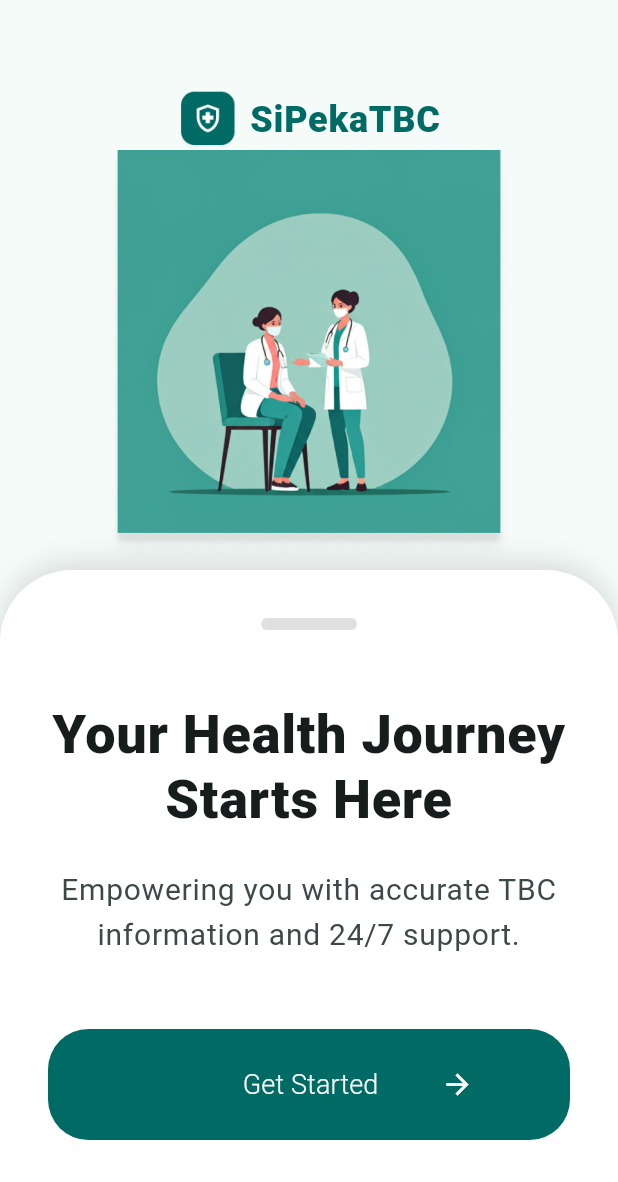
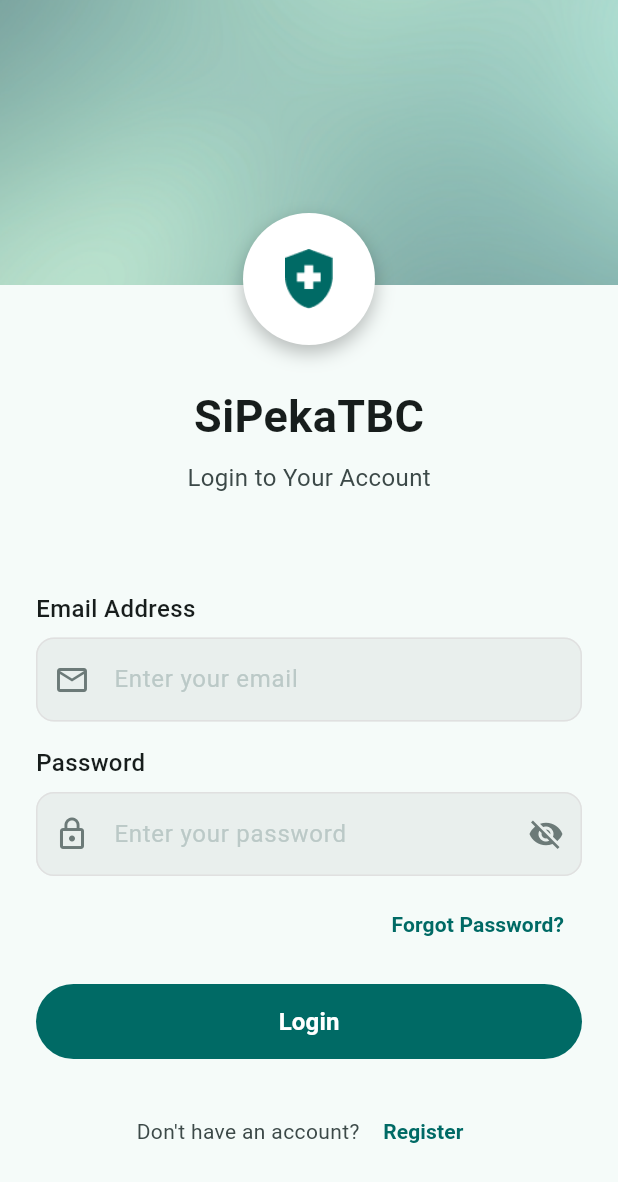
Before and after one commit to rmindra/SiPekaTBC, a Flutter app: the screen it shows after launch, after a tap on "Get Started", on a phone screen of 412 x 824 dp. Shown: the top 1182 px of the screen. Run offline on Flutter 3.47's test engine with Material 3 defaults, Android fonts, the phone set to English and light mode, and no system bars; our stand-ins replace go_router, shared_preferences, supabase_flutter; accounts and stored records are empty.

Commit message:
feat (UI): Add UI Login Page

```diff
--- a/lib/features/auth/presentation/pages/login_page.dart
+++ b/lib/features/auth/presentation/pages/login_page.dart
@@ -0,0 +1,269 @@
+import 'package:flutter/material.dart';
+import 'package:sipekatbc/core/constants/app_colors.dart';
+
+class LoginPage extends StatefulWidget {
+  const LoginPage({super.key});
+
+  @override
+  State<LoginPage> createState() => _LoginPageState();
+}
+
+class _LoginPageState extends State<LoginPage> {
+  // State untuk toggle visibilitas password
+  bool _isPasswordVisible = false;
+
+  // Controllers untuk input forms
+  final TextEditingController _emailController = TextEditingController();
+  final TextEditingController _passwordController = TextEditingController();
+
+  @override
+  void dispose() {
+    _emailController.dispose();
+    _passwordController.dispose();
+    super.dispose();
+  }
+
+  @override
+  Widget build(BuildContext context) {
+    return Scaffold(
+      backgroundColor: AppColors.background,
+      body: SingleChildScrollView(
+        child: Column(
+          children: [
+            // --- 1. Header Section dengan Stack (Background Teal & Logo Overlap) ---
+            SizedBox(
+              height: 240,
+              child: Stack(
+                alignment: Alignment.topCenter,
+                children: [
+                  Image(
+                    image: AssetImage('assets/img/header_auth.png'),
+                    width: double.infinity,
+                    height: 190,
+                    fit: BoxFit.cover,
+                  ),
+                  // Logo Circle yang tumpang tindih
+                  Positioned(
+                    bottom: 10,
+                    child: Container(
+                      padding: const EdgeInsets.all(24),
+                      decoration: const BoxDecoration(
+                        color: Colors.white,
+                        shape: BoxShape.circle,
+                        boxShadow: [
+                          BoxShadow(
+                            color: Colors.black26,
+                            blurRadius: 10,
+                            offset: Offset(0, 5),
+                          ),
+                        ],
+                      ),
+                      // Memanggil asset logo sesuai struktur folder kamu
+                      child: Image.asset(
+                        'assets/img/logoInverse.png',
+                        width: 40,
+                        height: 40,
+                      ),
+                    ),
+                  ),
+                ],
+              ),
+            ),
+
+            SizedBox(height: 16),
+            // --- 2. Title Section ---
+            const Text(
+              'SiPekaTBC',
+              style: TextStyle(
+                fontSize: 30,
+                fontWeight: FontWeight.bold,
+                color: AppColors.textPrimary,
+              ),
+            ),
+            const SizedBox(height: 8),
+            const Text(
+              'Login to Your Account',
+              style: TextStyle(fontSize: 16, color: AppColors.textSecondary),
+            ),
+
+            const SizedBox(height: 64),
+
+            // --- 4. Form Section ---
+            Padding(
+              padding: const EdgeInsets.symmetric(horizontal: 24.0),
+              child: Column(
+                crossAxisAlignment: CrossAxisAlignment.start,
+                children: [
+                  // Email Field
+                  const Text(
+                    'Email Address',
+                    style: TextStyle(
+                      fontSize: 16,
+                      color: AppColors.textPrimary,
+                      fontWeight: FontWeight.w500,
+                    ),
+                  ),
+                  const SizedBox(height: 8),
+                  TextFormField(
+                    controller: _emailController,
+                    keyboardType: TextInputType.emailAddress,
+                    decoration: InputDecoration(
+                      hintText: 'Enter your email',
+                      hintStyle: const TextStyle(color: AppColors.grayFormText),
+                      prefixIcon: const Icon(
+                        Icons.email_outlined,
+                        color: AppColors.grayIcon,
+                      ),
+                      filled: true,
+                      fillColor: AppColors.grayForm,
+                      border: OutlineInputBorder(
+                        borderRadius: BorderRadius.circular(12),
+                        borderSide: BorderSide(color: Colors.grey.shade300),
+                      ),
+                      enabledBorder: OutlineInputBorder(
+                        borderRadius: BorderRadius.circular(12),
+                        borderSide: BorderSide(color: Colors.grey.shade300),
+                      ),
+                      focusedBorder: OutlineInputBorder(
+                        borderRadius: BorderRadius.circular(12),
+                        borderSide: BorderSide(color: AppColors.primaryGreen),
+                      ),
+                    ),
+                  ),
+
+                  const SizedBox(height: 16),
+
+                  // Password Field
+                  const Text(
+                    'Password',
+                    style: TextStyle(
+                      fontSize: 16,
+                      color: AppColors.textPrimary,
+                      fontWeight: FontWeight.w500,
+                    ),
+                  ),
+                  const SizedBox(height: 8),
+                  TextFormField(
+                    controller: _passwordController,
+                    obscureText: !_isPasswordVisible,
+                    decoration: InputDecoration(
+                      hintText: 'Enter your password',
+                      hintStyle: const TextStyle(color: AppColors.grayFormText),
+                      prefixIcon: const Icon(
+                        Icons.lock_outline,
+                        color: AppColors.grayIcon,
+                      ),
+                      suffixIcon: IconButton(
+                        icon: Icon(
+                          _isPasswordVisible
+                              ? Icons.visibility
+                              : Icons.visibility_off,
+                          color: AppColors.grayIcon,
+                        ),
+                        onPressed: () {
+                          setState(() {
+                            _isPasswordVisible = !_isPasswordVisible;
+                          });
+                        },
+                      ),
+                      filled: true,
+                      fillColor: AppColors.grayForm,
+                      border: OutlineInputBorder(
+                        borderRadius: BorderRadius.circular(12),
+                        borderSide: BorderSide(color: Colors.grey.shade300),
+                      ),
+                      enabledBorder: OutlineInputBorder(
+                        borderRadius: BorderRadius.circular(12),
+                        borderSide: BorderSide(color: Colors.grey.shade300),
+                      ),
+                      focusedBorder: OutlineInputBorder(
+                        borderRadius: BorderRadius.circular(12),
+                        borderSide: BorderSide(color: AppColors.primaryGreen),
+                      ),
+                    ),
+                  ),
+
+                  SizedBox(height: 8),
+
+                  // Forgot Password Button
+                  Row(
+                    mainAxisAlignment: MainAxisAlignment.end,
+                    children: [
+                      TextButton(
+                        onPressed: () {
+                          // Navigasi ke halaman reset password menggunakan go_router
+                          // context.push('/reset-password');
+                        },
+                        child: const Text(
+                          'Forgot Password?',
+                          style: TextStyle(
+                            color: AppColors.primaryGreen,
+                            fontWeight: FontWeight.bold,
+                          ),
+                        ),
+                      ),
+                    ],
+                  ),
+
+                  const SizedBox(height: 16),
+
+                  // Login Button
+                  SizedBox(
+                    width: double.infinity,
+                    height: 50,
+                    child: ElevatedButton(
+                      onPressed: () {
+                        // TODO: Implementasi logika login dengan Supabase / Riverpod
+                      },
+                      style: ElevatedButton.styleFrom(
+                        backgroundColor: AppColors.primaryGreen,
+                        foregroundColor: Colors.white,
+                        elevation: 0,
+                        shape: RoundedRectangleBorder(
+                          borderRadius: BorderRadius.circular(25),
+                        ),
+                      ),
+                      child: const Text(
+                        'Login',
+                        style: TextStyle(
+                          fontSize: 16,
+                          fontWeight: FontWeight.bold,
+                        ),
+                      ),
+                    ),
+                  ),
+
+                  const SizedBox(height: 24),
+
+                  // Register Text Link
+                  Row(
+                    mainAxisAlignment: MainAxisAlignment.center,
+                    children: [
+                      const Text(
+                        "Don't have an account? ",
+                        style: TextStyle(color: AppColors.textSecondary),
+                      ),
+                      TextButton(
+                        onPressed: () {
+                          // Navigasi ke halaman register sesuai dengan go_router
+                        },
+                        child: Text(
+                          'Register',
+                          style: TextStyle(
+                            color: AppColors.primaryGreen,
+                            fontWeight: FontWeight.bold,
+                          ),
+                        ),
+                      ),
+                    ],
+                  ),
+                  const SizedBox(height: 40), // Spacing bawah ekstra
+                ],
+              ),
+            ),
+          ],
+        ),
+      ),
+    );
+  }
+}
--- a/lib/features/auth/presentation/pages/onboarding_page.dart
+++ b/lib/features/auth/presentation/pages/onboarding_page.dart
@@ -1,4 +1,6 @@
 import 'package:flutter/material.dart';
+import 'package:go_router/go_router.dart';
+import 'package:shared_preferences/shared_preferences.dart';
 import 'package:sipekatbc/core/constants/app_colors.dart';
 
 class OnboardingPage extends StatelessWidget {
@@ -104,7 +106,9 @@ class OnboardingPage extends StatelessWidget {
                   SizedBox(
                     width: double.infinity,
                     child: ElevatedButton(
-                      onPressed: () {},
+                      onPressed: () {
+                        completeOnboarding(context);
+                      },
                       style: ElevatedButton.styleFrom(
                         backgroundColor: AppColors.primaryGreen,
                         foregroundColor: Colors.white,
@@ -142,3 +146,12 @@ class OnboardingPage extends StatelessWidget {
     );
   }
 }
+
+void completeOnboarding(BuildContext context) async {
+  final prefs = await SharedPreferences.getInstance();
+  await prefs.setBool('onboarding_done', true);
+
+  if (!context.mounted) return;
+
+  context.go('/login');
+}
--- a/lib/routes/app_router.dart
+++ b/lib/routes/app_router.dart
@@ -1,5 +1,6 @@
 import 'package:go_router/go_router.dart';
 import 'package:sipekatbc/features/auth/presentation/pages/onboarding_page.dart';
+import 'package:sipekatbc/features/auth/presentation/pages/login_page.dart';
 
 GoRouter createRouter(String initialRoute) {
   return GoRouter(
@@ -9,6 +10,7 @@ GoRouter createRouter(String initialRoute) {
         path: '/onboarding',
         builder: (context, state) => const OnboardingPage(),
       ),
+      GoRoute(path: '/login', builder: (context, state) => const LoginPage()),
     ],
   );
 }
```
Also changed, not shown: analysis_options.yaml (+13 -13 lines).
